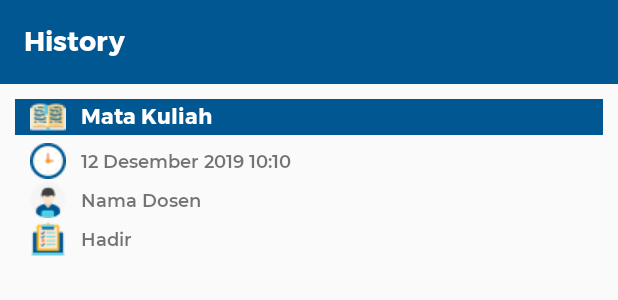
After one commit to bimamahendra/MaNgab, an Android app: the layout activity_history.xml on its own in the app's theme, with its tools: preview values and no code run, on a phone screen of 412 x 824 dp. The commit adds this screen. Shown: the top 300 px of the screen. Run offline under Robolectric (Android 15) with nearby library versions, the phone set to English and light mode, and no system bars.

Commit message:
history layout

```diff
--- a/app/src/main/AndroidManifest.xml
+++ b/app/src/main/AndroidManifest.xml
@@ -15,8 +15,9 @@
         android:roundIcon="@mipmap/ic_launcher_round"
         android:supportsRtl="true"
         android:theme="@style/AppTheme">
-        <activity android:name=".activity.ChangePasswordActivity"></activity>
-        <activity android:name=".activity.ScanResultActivity"></activity>
+        <activity android:name=".activity.HistoryActivity"></activity>
+        <activity android:name=".activity.ChangePasswordActivity" />
+        <activity android:name=".activity.ScanResultActivity" />
         <activity android:name=".activity.SplashScreenActivity">
             <intent-filter>
                 <action android:name="android.intent.action.MAIN" />
--- /dev/null
+++ b/app/src/main/java/com/stiki/mangab/activity/HistoryActivity.java
@@ -0,0 +1,16 @@
+package com.stiki.mangab.activity;
+
+import androidx.appcompat.app.AppCompatActivity;
+
+import android.os.Bundle;
+
+import com.stiki.mangab.R;
+
+public class HistoryActivity extends AppCompatActivity {
+
+    @Override
+    protected void onCreate(Bundle savedInstanceState) {
+        super.onCreate(savedInstanceState);
+        setContentView(R.layout.activity_history);
+    }
+}
--- /dev/null
+++ b/app/src/main/res/layout/activity_history.xml
@@ -0,0 +1,30 @@
+<?xml version="1.0" encoding="utf-8"?>
+<LinearLayout xmlns:android="http://schemas.android.com/apk/res/android"
+    xmlns:app="http://schemas.android.com/apk/res-auto"
+    xmlns:tools="http://schemas.android.com/tools"
+    android:layout_width="match_parent"
+    android:layout_height="match_parent"
+    android:orientation="vertical"
+    tools:context=".activity.HistoryActivity">
+
+    <androidx.appcompat.widget.Toolbar
+        android:layout_width="match_parent"
+        android:layout_height="wrap_content"
+        android:background="@color/colorBlue">
+
+        <TextView
+            android:layout_width="wrap_content"
+            android:layout_height="wrap_content"
+            android:fontFamily="@font/montserrat_bold"
+            android:textColor="@android:color/white"
+            android:textAppearance="@style/TextAppearance.AppCompat.Medium"
+            android:text="History"/>
+
+    </androidx.appcompat.widget.Toolbar>
+
+    <androidx.recyclerview.widget.RecyclerView
+        android:layout_width="match_parent"
+        android:layout_height="wrap_content"
+        android:id="@+id/rvHistory"
+        tools:listitem="@layout/row_history" />
+</LinearLayout>
--- a/app/src/main/res/layout/activity_result.xml
+++ b/app/src/main/res/layout/activity_result.xml
@@ -52,10 +52,12 @@
             android:layout_marginBottom="10dp"
             android:padding="10dp"/>
 
+
         <androidx.recyclerview.widget.RecyclerView
             android:layout_width="match_parent"
             android:layout_height="wrap_content"
             android:id="@+id/rvList"
             tools:listitem="@layout/row_students"/>
+
     </LinearLayout>
 </LinearLayout>
--- /dev/null
+++ b/app/src/main/res/layout/row_history.xml
@@ -0,0 +1,94 @@
+<?xml version="1.0" encoding="utf-8"?>
+<LinearLayout xmlns:android="http://schemas.android.com/apk/res/android"
+    android:layout_width="match_parent"
+    android:layout_height="match_parent"
+    android:orientation="vertical"
+    android:padding="10dp">
+
+
+    <LinearLayout
+        android:layout_width="match_parent"
+        android:layout_height="wrap_content"
+        android:background="@color/colorBlue">
+
+        <ImageView
+            android:layout_width="wrap_content"
+            android:layout_height="wrap_content"
+            android:src="@drawable/icon_book2"
+            android:layout_marginEnd="10dp"
+            android:layout_marginStart="10dp"/>
+
+        <TextView
+            android:layout_width="wrap_content"
+            android:layout_height="wrap_content"
+            android:text="Mata Kuliah"
+            android:fontFamily="@font/montserrat_bold"
+            android:layout_gravity="center_vertical"
+            android:textColor="@android:color/white"
+            android:textSize="14sp"/>
+    </LinearLayout>
+
+    <LinearLayout
+        android:layout_width="match_parent"
+        android:layout_height="wrap_content"
+        android:paddingTop="5dp">
+
+        <ImageView
+            android:layout_width="wrap_content"
+            android:layout_height="wrap_content"
+            android:src="@drawable/icon_clock"
+            android:layout_marginEnd="10dp"
+            android:layout_marginStart="10dp"/>
+
+        <TextView
+            android:layout_width="wrap_content"
+            android:layout_height="wrap_content"
+            android:text="12 Desember 2019 10:10"
+            android:fontFamily="@font/montserrat_semibold"
+            android:layout_gravity="center_vertical"
+            android:textSize="12sp"/>
+    </LinearLayout>
+
+    <LinearLayout
+        android:layout_width="match_parent"
+        android:layout_height="wrap_content"
+        android:layout_marginTop="2dp">
+
+        <ImageView
+            android:layout_width="wrap_content"
+            android:layout_height="wrap_content"
+            android:src="@drawable/icon_dosen"
+            android:layout_marginEnd="10dp"
+            android:layout_marginStart="10dp"/>
+
+        <TextView
+            android:layout_width="wrap_content"
+            android:layout_height="wrap_content"
+            android:text="Nama Dosen"
+            android:fontFamily="@font/montserrat_semibold"
+            android:layout_gravity="center_vertical"
+            android:textSize="12sp"/>
+    </LinearLayout>
+
+    <LinearLayout
+        android:layout_width="match_parent"
+        android:layout_height="wrap_content"
+        android:layout_marginTop="2dp">
+
+        <ImageView
+            android:layout_width="wrap_content"
+            android:layout_height="wrap_content"
+            android:src="@drawable/icon_status"
+            android:layout_marginEnd="10dp"
+            android:layout_marginStart="10dp"/>
+
+        <TextView
+            android:layout_width="wrap_content"
+            android:layout_height="wrap_content"
+            android:text="Hadir"
+            android:fontFamily="@font/montserrat_semibold"
+            android:layout_gravity="center_vertical"
+            android:textSize="12sp"/>
+    </LinearLayout>
+
+</LinearLayout>
--- a/app/src/main/res/values/colors.xml
+++ b/app/src/main/res/values/colors.xml
@@ -7,5 +7,6 @@
     <color name="colorBlue">#005792</color>
     <color name="colorBlueNeon">#033fff</color>
     <color name="colorBlueLight">#53cde2</color>
-    <color name="bgCardview">#F9FAFA</color>
+    <color name="bgCardview">#F1F1F1</color>
+    <color name="colorLightGray">#EBEBEB</color>
 </resources>
```
Also changed, not shown: app/src/main/res/drawable/icon_book.png (added), app/src/main/res/drawable/icon_book2.png (added), app/src/main/res/drawable/icon_clock.png (added), app/src/main/res/drawable/icon_dosen.png (added), app/src/main/res/drawable/icon_status.png (added).
